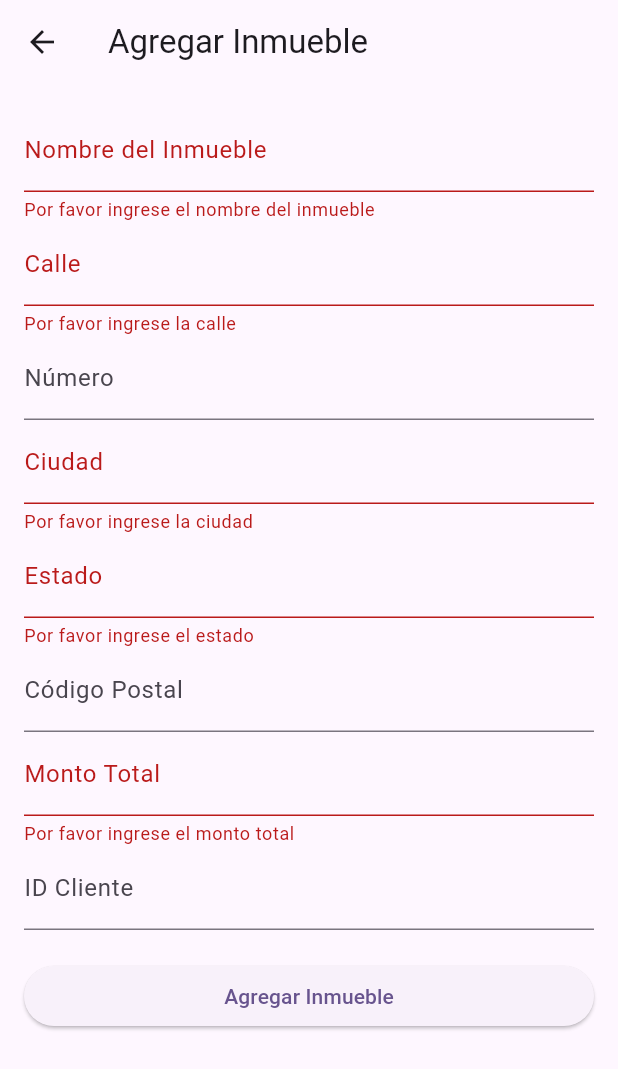
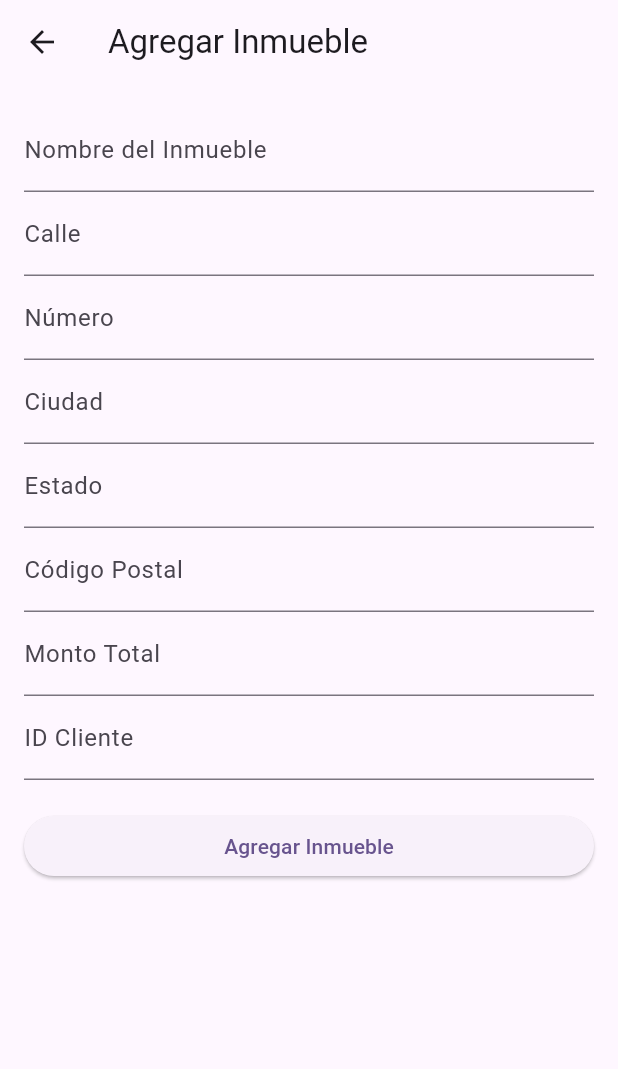
Before and after one commit to Smorpius/inmobiliaria, a Flutter app: the AddInmuebleScreen screen opened directly, after a tap on "Agregar Inmueble", on a phone screen of 412 x 824 dp. Shown: the top 1069 px of the screen. Run offline on Flutter 3.47's test engine with Material 3 defaults, Android fonts, the phone set to English and light mode, and no system bars; missing offline and left inert: mysql1.

Commit message:
mejor diseño

```diff
--- a/lib/vistas/Inmuebles.dart
+++ b/lib/vistas/Inmuebles.dart
@@ -43,6 +43,7 @@ class HomeScreen extends StatelessWidget {
               },
               child: Card(
                 color: Colors.grey[300],
+
                 shape: RoundedRectangleBorder(
                   borderRadius: BorderRadius.circular(12),
                 ),
@@ -50,15 +51,17 @@ class HomeScreen extends StatelessWidget {
                   crossAxisAlignment: CrossAxisAlignment.start,
                   children: [
                     Container(
-                      height: 200, // Ajuste de altura
+                      // padding: EdgeInsets.all(20),
+                      margin: EdgeInsets.all(8),
+                      height: 200,
                       decoration: BoxDecoration(
                         color: Colors.red,
-                        borderRadius: BorderRadius.vertical(
-                          top: Radius.circular(12),
-                        ),
+                        //ponerle color al borde
+                        border: Border.all(color: Colors.black, width: 2),
+                        borderRadius: BorderRadius.all(Radius.circular(12)),
                       ),
                     ),
-                    Padding(
+                    Container(
                       padding: const EdgeInsets.all(8.0),
                       child: Column(
                         crossAxisAlignment: CrossAxisAlignment.start,
@@ -172,22 +175,10 @@ class _AddInmuebleScreenState extends State<AddInmuebleScreen> {
               TextFormField(
                 controller: _nombreController,
                 decoration: InputDecoration(labelText: 'Nombre del Inmueble'),
-                validator: (value) {
-                  if (value == null || value.isEmpty) {
-                    return 'Por favor ingrese el nombre del inmueble';
-                  }
-                  return null;
-                },
               ),
               TextFormField(
                 controller: _calleController,
                 decoration: InputDecoration(labelText: 'Calle'),
-                validator: (value) {
-                  if (value == null || value.isEmpty) {
-                    return 'Por favor ingrese la calle';
-                  }
-                  return null;
-                },
               ),
               TextFormField(
                 controller: _numeroController,
@@ -196,22 +187,10 @@ class _AddInmuebleScreenState extends State<AddInmuebleScreen> {
               TextFormField(
                 controller: _ciudadController,
                 decoration: InputDecoration(labelText: 'Ciudad'),
-                validator: (value) {
-                  if (value == null || value.isEmpty) {
-                    return 'Por favor ingrese la ciudad';
-                  }
-                  return null;
-                },
               ),
               TextFormField(
                 controller: _estadoController,
                 decoration: InputDecoration(labelText: 'Estado'),
-                validator: (value) {
-                  if (value == null || value.isEmpty) {
-                    return 'Por favor ingrese el estado';
-                  }
-                  return null;
-                },
               ),
               TextFormField(
                 controller: _codigoPostalController,
@@ -221,12 +200,6 @@ class _AddInmuebleScreenState extends State<AddInmuebleScreen> {
                 controller: _montoController,
                 decoration: InputDecoration(labelText: 'Monto Total'),
                 keyboardType: TextInputType.number,
-                validator: (value) {
-                  if (value == null || value.isEmpty) {
-                    return 'Por favor ingrese el monto total';
-                  }
-                  return null;
-                },
               ),
               TextFormField(
                 controller: _clienteController,
@@ -234,18 +207,7 @@ class _AddInmuebleScreenState extends State<AddInmuebleScreen> {
                 keyboardType: TextInputType.number,
               ),
               SizedBox(height: 20),
-              ElevatedButton(
-                onPressed: () {
-                  if (_formKey.currentState!.validate()) {
-                    // Aquí puedes agregar la lógica para guardar el inmueble en la base de datos
-                    // usando los valores de los controladores
-                    ScaffoldMessenger.of(context).showSnackBar(
-                      SnackBar(content: Text('Inmueble agregado')),
-                    );
-                  }
-                },
-                child: Text('Agregar Inmueble'),
-              ),
+              ElevatedButton(onPressed: () {}, child: Text('Agregar Inmueble')),
             ],
           ),
         ),
@@ -306,22 +268,10 @@ class _EditInmuebleScreenState extends State<EditInmuebleScreen> {
               TextFormField(
                 controller: _nombreController,
                 decoration: InputDecoration(labelText: 'Nombre del Inmueble'),
-                validator: (value) {
-                  if (value == null || value.isEmpty) {
-                    return 'Por favor ingrese el nombre del inmueble';
-                  }
-                  return null;
-                },
               ),
               TextFormField(
                 controller: _calleController,
                 decoration: InputDecoration(labelText: 'Calle'),
-                validator: (value) {
-                  if (value == null || value.isEmpty) {
-                    return 'Por favor ingrese la calle';
-                  }
-                  return null;
-                },
               ),
               TextFormField(
                 controller: _numeroController,
@@ -330,22 +280,10 @@ class _EditInmuebleScreenState extends State<EditInmuebleScreen> {
               TextFormField(
                 controller: _ciudadController,
                 decoration: InputDecoration(labelText: 'Ciudad'),
-                validator: (value) {
-                  if (value == null || value.isEmpty) {
-                    return 'Por favor ingrese la ciudad';
-                  }
-                  return null;
-                },
               ),
               TextFormField(
                 controller: _estadoController,
                 decoration: InputDecoration(labelText: 'Estado'),
-                validator: (value) {
-                  if (value == null || value.isEmpty) {
-                    return 'Por favor ingrese el estado';
-                  }
-                  return null;
-                },
               ),
               TextFormField(
                 controller: _codigoPostalController,
@@ -355,12 +293,6 @@ class _EditInmuebleScreenState extends State<EditInmuebleScreen> {
                 controller: _montoController,
                 decoration: InputDecoration(labelText: 'Monto Total'),
                 keyboardType: TextInputType.number,
-                validator: (value) {
-                  if (value == null || value.isEmpty) {
-                    return 'Por favor ingrese el monto total';
-                  }
-                  return null;
-                },
               ),
               TextFormField(
                 controller: _clienteController,
@@ -369,15 +301,7 @@ class _EditInmuebleScreenState extends State<EditInmuebleScreen> {
               ),
               SizedBox(height: 20),
               ElevatedButton(
-                onPressed: () {
-                  if (_formKey.currentState!.validate()) {
-                    // Aquí puedes agregar la lógica para actualizar el inmueble en la base de datos
-                    // usando los valores de los controladores
-                    ScaffoldMessenger.of(context).showSnackBar(
-                      SnackBar(content: Text('Inmueble actualizado')),
-                    );
-                  }
-                },
+                onPressed: () {},
                 child: Text('Actualizar Inmueble'),
               ),
             ],
```
